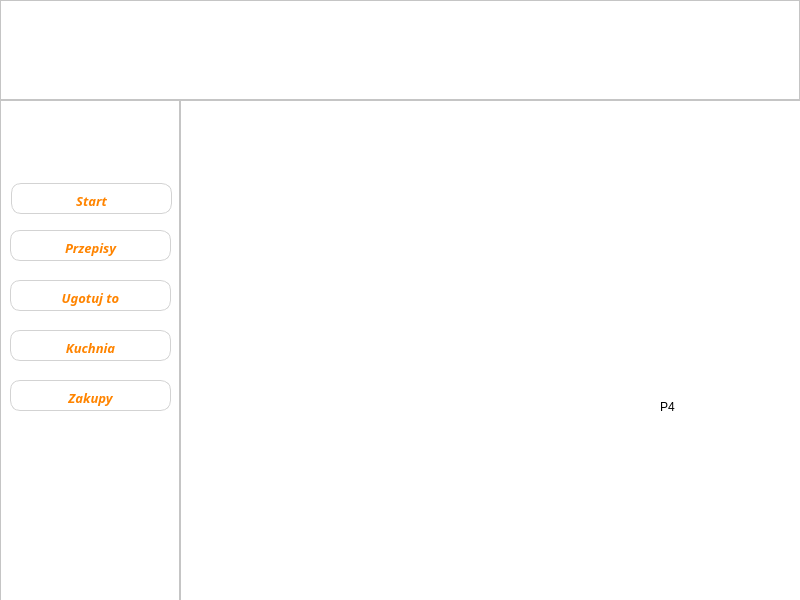
This is FeedMe/mainwindow.ui in xzqvac/FeedMe as Qt 5 draws it before an edit. The edited form follows.
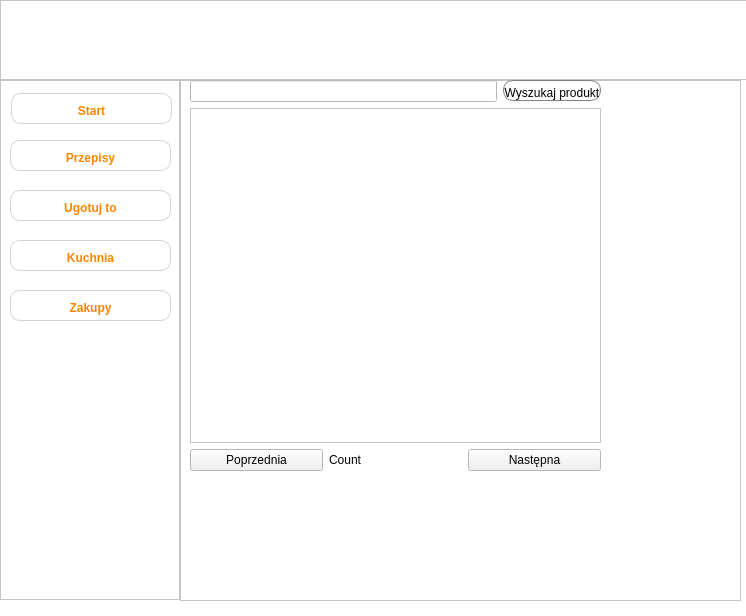
This is the edited form. The open tabs and pages were chosen to show the change. Icons and pictures are not drawn.

```diff
--- a/FeedMe/mainwindow.ui
+++ b/FeedMe/mainwindow.ui
@@ -6,8 +6,8 @@
    <rect>
     <x>0</x>
     <y>0</y>
-    <width>800</width>
-    <height>600</height>
+    <width>746</width>
+    <height>616</height>
    </rect>
   </property>
   <property name="palette">
@@ -87,7 +87,7 @@
       <x>0</x>
       <y>0</y>
       <width>800</width>
-      <height>100</height>
+      <height>80</height>
      </rect>
     </property>
     <property name="frameShape">
@@ -99,10 +99,10 @@
     <widget class="QLabel" name="logo">
      <property name="geometry">
       <rect>
-       <x>250</x>
-       <y>10</y>
-       <width>300</width>
-       <height>87</height>
+       <x>210</x>
+       <y>0</y>
+       <width>311</width>
+       <height>71</height>
       </rect>
      </property>
      <property name="text">
@@ -117,7 +117,7 @@
     <property name="geometry">
      <rect>
       <x>0</x>
-      <y>100</y>
+      <y>80</y>
       <width>180</width>
       <height>520</height>
      </rect>
@@ -132,29 +132,14 @@
      <property name="geometry">
       <rect>
        <x>11</x>
-       <y>83</y>
+       <y>13</y>
        <width>161</width>
        <height>31</height>
       </rect>
      </property>
-     <property name="font">
-      <font>
-       <family>Miriam Mono CLM</family>
-       <pointsize>10</pointsize>
-       <weight>99</weight>
-       <italic>true</italic>
-       <bold>true</bold>
-      </font>
-     </property>
-     <property name="cursor">
-      <cursorShape>OpenHandCursor</cursorShape>
-     </property>
      <property name="layoutDirection">
       <enum>Qt::RightToLeft</enum>
      </property>
-     <property name="autoFillBackground">
-      <bool>false</bool>
-     </property>
      <property name="styleSheet">
       <string notr="true">QPushButton {
 	background-color: rgb(255,255,255);
@@ -186,29 +171,23 @@
      <property name="geometry">
       <rect>
        <x>10</x>
-       <y>130</y>
+       <y>60</y>
        <width>161</width>
        <height>31</height>
       </rect>
      </property>
-     <property name="font">
-      <font>
-       <family>Miriam Mono CLM</family>
-       <pointsize>10</pointsize>
-       <weight>75</weight>
-       <italic>true</italic>
-       <bold>true</bold>
-      </font>
-     </property>
      <property name="styleSheet">
       <string notr="true">QPushButton {
 	background-color: rgb(255,255,255);
-	border-style: solid;
+	border-style: solid; 
+    vertical-align: middle;
 	border-width: 1px;
 	padding-top: 5px;
+	color: rgb(0, 0, 0);
+    font-weight: 900;	
+	border-radius:10px;
 	border-color: lightgrey;  
-	color:rgb(255, 132, 0);
-	border-radius: 10px;
+	color:rgb(255, 132, 0)
 }
 QPushButton:hover {
 	background-color: rgb(255, 132, 0);
@@ -217,6 +196,9 @@
 	
 	
 
+
+	
+
 </string>
      </property>
      <property name="text">
@@ -227,30 +209,23 @@
      <property name="geometry">
       <rect>
        <x>10</x>
-       <y>180</y>
+       <y>110</y>
        <width>161</width>
        <height>31</height>
       </rect>
      </property>
-     <property name="font">
-      <font>
-       <family>Miriam Mono CLM</family>
-       <pointsize>10</pointsize>
-       <weight>75</weight>
-       <italic>true</italic>
-       <bold>true</bold>
-      </font>
-     </property>
      <property name="styleSheet">
       <string notr="true">QPushButton {
 	background-color: rgb(255,255,255);
-	border-style: solid;
+	border-style: solid; 
+    vertical-align: middle;
 	border-width: 1px;
 	padding-top: 5px;
 	color: rgb(0, 0, 0);
-	border-radius: 10px;
+    font-weight: 900;	
+	border-radius:10px;
 	border-color: lightgrey;  
-	color:rgb(255, 132, 0);
+	color:rgb(255, 132, 0)
 }
 QPushButton:hover {
 	background-color: rgb(255, 132, 0);
@@ -259,6 +234,9 @@
 	
 	
 
+
+	
+
 </string>
      </property>
      <property name="text">
@@ -269,30 +247,23 @@
      <property name="geometry">
       <rect>
        <x>10</x>
-       <y>230</y>
+       <y>160</y>
        <width>161</width>
        <height>31</height>
       </rect>
      </property>
-     <property name="font">
-      <font>
-       <family>Miriam Mono CLM</family>
-       <pointsize>10</pointsize>
-       <weight>75</weight>
-       <italic>true</italic>
-       <bold>true</bold>
-      </font>
-     </property>
      <property name="styleSheet">
       <string notr="true">QPushButton {
 	background-color: rgb(255,255,255);
-	border-style: solid;
+	border-style: solid; 
+    vertical-align: middle;
 	border-width: 1px;
 	padding-top: 5px;
 	color: rgb(0, 0, 0);
-	border-radius: 10px;
+    font-weight: 900;	
+	border-radius:10px;
 	border-color: lightgrey;  
-	color:rgb(255, 132, 0);
+	color:rgb(255, 132, 0)
 }
 QPushButton:hover {
 	background-color: rgb(255, 132, 0);
@@ -301,6 +272,10 @@
 	
 	
 
+
+	
+	
+
 </string>
      </property>
      <property name="text">
@@ -311,30 +286,23 @@
      <property name="geometry">
       <rect>
        <x>10</x>
-       <y>280</y>
+       <y>210</y>
        <width>161</width>
        <height>31</height>
       </rect>
      </property>
-     <property name="font">
-      <font>
-       <family>Miriam Mono CLM</family>
-       <pointsize>10</pointsize>
-       <weight>75</weight>
-       <italic>true</italic>
-       <bold>true</bold>
-      </font>
-     </property>
      <property name="styleSheet">
       <string notr="true">QPushButton {
 	background-color: rgb(255,255,255);
-	border-style: solid;
+	border-style: solid; 
+    vertical-align: middle;
 	border-width: 1px;
 	padding-top: 5px;
 	color: rgb(0, 0, 0);
-	border-radius: 10px;
+    font-weight: 900;	
+	border-radius:10px;
 	border-color: lightgrey;  
-	color:rgb(255, 132, 0);
+	color:rgb(255, 132, 0)
 }
 QPushButton:hover {
 	background-color: rgb(255, 132, 0);
@@ -343,6 +311,9 @@
 	
 	
 
+
+	
+
 </string>
      </property>
      <property name="text">
@@ -354,8 +325,8 @@
     <property name="geometry">
      <rect>
       <x>180</x>
-      <y>100</y>
-      <width>621</width>
+      <y>80</y>
+      <width>561</width>
       <height>521</height>
      </rect>
     </property>
@@ -376,8 +347,8 @@
       <rect>
        <x>0</x>
        <y>0</y>
-       <width>621</width>
-       <height>501</height>
+       <width>561</width>
+       <height>531</height>
       </rect>
      </property>
      <property name="cursor">
@@ -444,19 +415,78 @@
        </property>
       </widget>
      </widget>
-     <widget class="QWidget" name="page_4">
-      <widget class="QLabel" name="label_4">
+     <widget class="QWidget" name="Kitchen">
+      <widget class="QWidget" name="layoutWidget">
        <property name="geometry">
         <rect>
-         <x>480</x>
-         <y>300</y>
-         <width>47</width>
-         <height>13</height>
+         <x>10</x>
+         <y>0</y>
+         <width>411</width>
+         <height>391</height>
         </rect>
        </property>
-       <property name="text">
-        <string>P4</string>
-       </property>
+       <layout class="QVBoxLayout" name="verticalLayout">
+        <item>
+         <layout class="QHBoxLayout" name="horizontalLayout">
+          <item>
+           <widget class="QLineEdit" name="lineEdit"/>
+          </item>
+          <item>
+           <widget class="QPushButton" name="btn_search_product">
+            <property name="styleSheet">
+             <string notr="true">QPushButton {
+	background-color: rgb(255,255,255);
+	border-style: solid;
+	border-color: grey;
+	border-width: 1px;
+	padding-top: 5px;
+	color: rgb(0, 0, 0);
+	border-radius: 10px;
+}
+QPushButton:hover {
+	background-color: rgb(255, 170, 0)
+}
+	
+	
+
+</string>
+            </property>
+            <property name="text">
+             <string>Wyszukaj produkt</string>
+            </property>
+           </widget>
+          </item>
+         </layout>
+        </item>
+        <item>
+         <widget class="QTableView" name="tableView"/>
+        </item>
+        <item>
+         <layout class="QHBoxLayout" name="horizontalLayout_2">
+          <item>
+           <widget class="QPushButton" name="btn_previous_page">
+            <property name="text">
+             <string>Poprzednia</string>
+            </property>
+           </widget>
+          </item>
+          <item>
+           <widget class="QLabel" name="lblCount">
+            <property name="text">
+             <string>Count</string>
+            </property>
+           </widget>
+          </item>
+          <item>
+           <widget class="QPushButton" name="btn_next_page">
+            <property name="text">
+             <string>Następna</string>
+            </property>
+           </widget>
+          </item>
+         </layout>
+        </item>
+       </layout>
       </widget>
      </widget>
      <widget class="QWidget" name="page_5">
```
Left out of the diff: 40 changed lines with no effect on the pictures.
